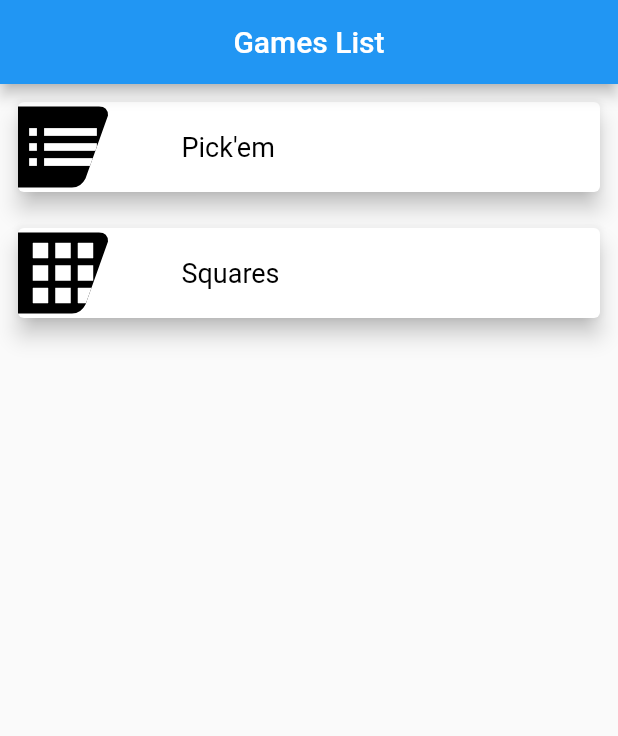
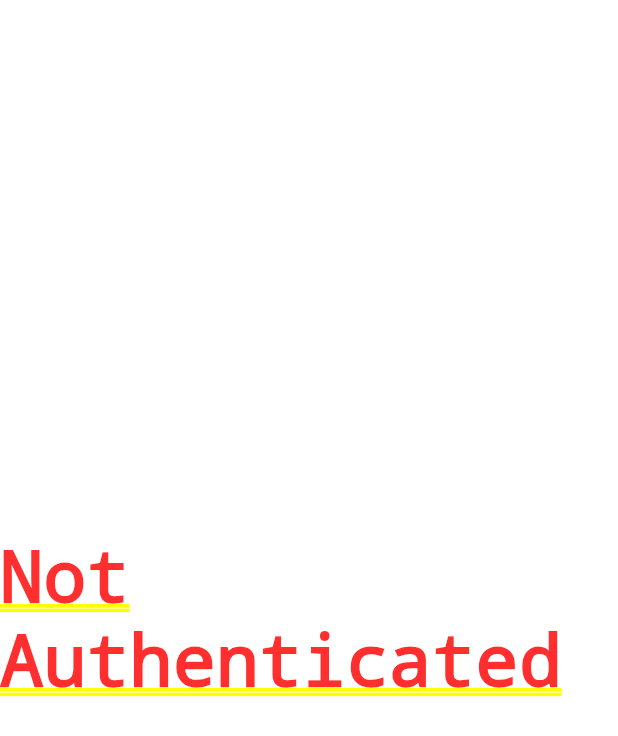
Before and after one commit to shanesblume13/shasco-sports, a Flutter app: the screen it shows after launch, on a phone screen of 412 x 824 dp. Shown: the top 736 px of the screen. Run offline on Flutter 3.47's test engine with Material 2 defaults, Android fonts, the phone set to English and light mode, and no system bars; drawn by our look-alikes of flutter_layout_grid; our stand-ins replace cloud_firestore, firebase_auth, firebase_core, get_it; accounts and stored records are empty; generated files the repository leaves out were written again.

Commit message:
Adding firebase_auth package and test view.

```diff
--- a/lib/main.dart
+++ b/lib/main.dart
@@ -48,7 +48,7 @@ class App extends StatelessWidget {
       ],
       child: MaterialApp(
         debugShowCheckedModeBanner: false,
-        initialRoute: '/',
+        initialRoute: '/auth',
         title: 'Pickem App',
         theme: ThemeData(),
         onGenerateRoute: my_router.Router.generateRoute,
--- a/lib/ui/router.dart
+++ b/lib/ui/router.dart
@@ -1,6 +1,7 @@
 import 'package:flutter/material.dart';
 import 'package:pick/ui/views/add_matchup.dart';
 import 'package:pick/ui/views/add_week.dart';
+import 'package:pick/ui/views/auth_view.dart';
 import 'package:pick/ui/views/games_view.dart';
 import 'package:pick/ui/views/matchup_view.dart';
 import 'package:pick/ui/views/leagues_view.dart';
@@ -14,6 +15,10 @@ class Router {
       case '/':
         return MaterialPageRoute(
           builder: (_) => const GamesView(),
+        );
+      case '/auth':
+        return MaterialPageRoute(
+          builder: (_) => const AuthView(),
         );
       case '/sports':
         return MaterialPageRoute(
--- /dev/null
+++ b/lib/ui/views/auth_view.dart
@@ -0,0 +1,29 @@
+import 'package:flutter/material.dart';
+import 'package:firebase_auth/firebase_auth.dart';
+import '/ui/router.dart' as my_router;
+
+class AuthView extends StatelessWidget {
+  const AuthView({Key? key}) : super(key: key);
+
+  @override
+  Widget build(BuildContext context) {
+    return StreamBuilder<User?>(
+      stream: FirebaseAuth.instance.authStateChanges(),
+      builder: (context, snapshot) {
+        if (!snapshot.hasData) {
+          return const Center(
+            child: Text('Not Authenticated'),
+          );
+        }
+
+        return MaterialApp(
+          debugShowCheckedModeBanner: false,
+          initialRoute: '/',
+          title: 'Pickem App',
+          theme: ThemeData(),
+          onGenerateRoute: my_router.Router.generateRoute,
+        );
+      },
+    );
+  }
+}
--- a/pubspec.yaml
+++ b/pubspec.yaml
@@ -33,6 +33,7 @@ dependencies:
   cloud_firestore: ^3.1.6
   provider: ^6.0.2
   get_it: ^7.2.0
+  firebase_auth: ^3.3.5
 
 dev_dependencies:
   flutter_test:
```
Also changed, not shown: 5 other files.
